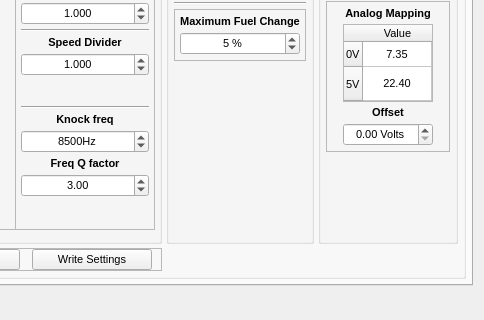
Qt form GUI/ui/main.ui (fpoussin/MotoLink) before a commit; both pictures show x 416 to 900 and y 162 to 482 of the 900 by 482 pixel window.
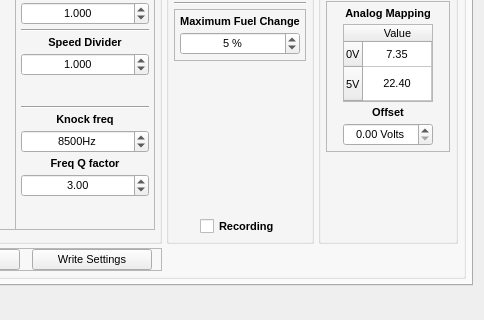
The same form after that commit. Icons and pictures are not drawn. Custom widgets are drawn as their Qt base class.

Commit message: Updating settings section

Diff of the .ui file:
```diff
--- a/GUI/ui/main.ui
+++ b/GUI/ui/main.ui
@@ -1651,6 +1651,13 @@
                 </property>
                </widget>
               </item>
+              <item row="9" column="0" alignment="Qt::AlignHCenter">
+               <widget class="QCheckBox" name="cbRecording">
+                <property name="text">
+                 <string>Recording</string>
+                </property>
+               </widget>
+              </item>
              </layout>
             </widget>
            </item>
```
Left out of the diff: 2 changed lines with no effect on the pictures. The commit also changes 2 other files.
